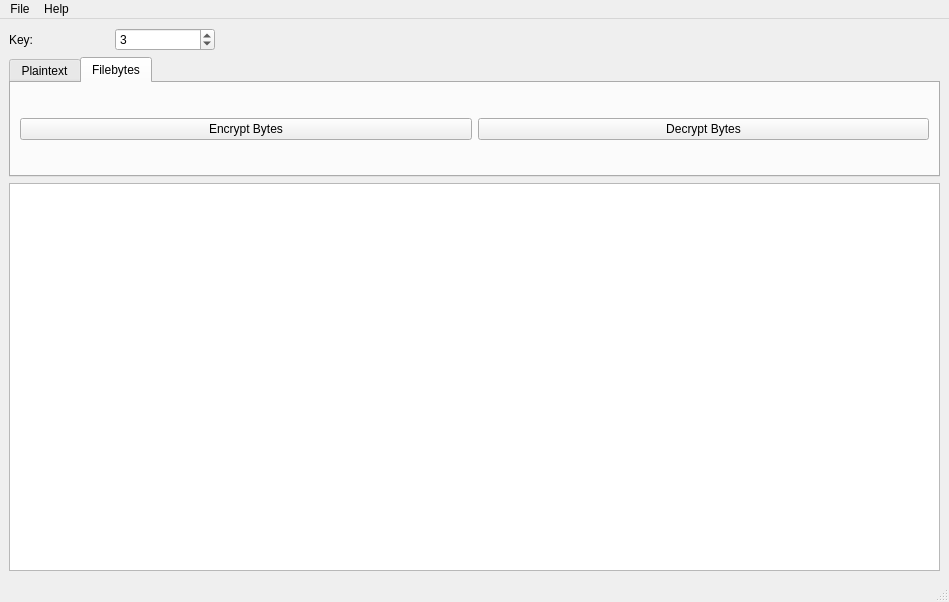
This is apps/forms/math_crypto.ui in petliukh/cryptography as Qt 5 draws it before an edit. The edited form follows.
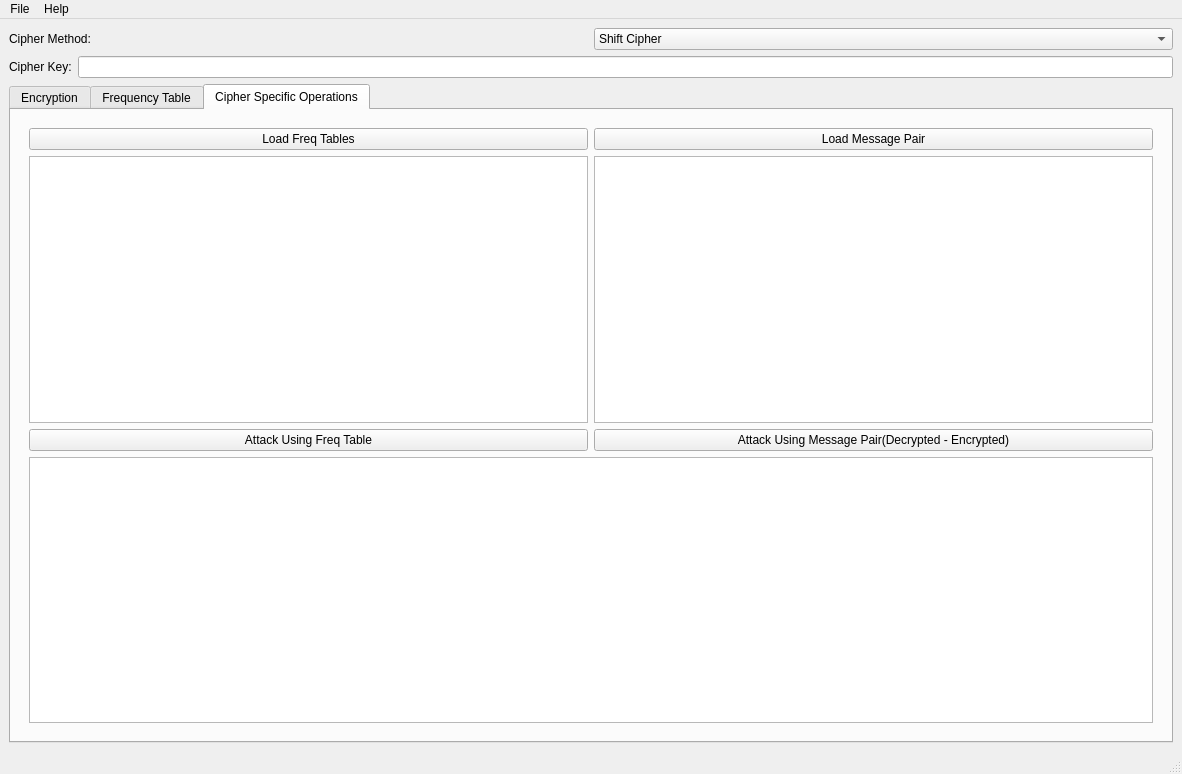
This is the edited form. The open tabs and pages were chosen to show the change.

Commit message: Refactor cipher class hierarchy design

The edit to the form file:
```diff
--- a/apps/forms/math_crypto.ui
+++ b/apps/forms/math_crypto.ui
@@ -6,8 +6,8 @@
    <rect>
     <x>0</x>
     <y>0</y>
-    <width>949</width>
-    <height>602</height>
+    <width>1182</width>
+    <height>774</height>
    </rect>
   </property>
   <property name="maximumSize">
@@ -17,182 +17,239 @@
    </size>
   </property>
   <property name="windowTitle">
-   <string>Shift Cipher</string>
+   <string>Math Cryptography</string>
   </property>
   <widget class="QWidget" name="centralwidget">
-   <layout class="QVBoxLayout" name="verticalLayout">
-    <item>
-     <layout class="QHBoxLayout" name="key_hlayout" stretch="0,0,0">
-      <property name="spacing">
-       <number>6</number>
-      </property>
-      <property name="sizeConstraint">
-       <enum>QLayout::SetDefaultConstraint</enum>
-      </property>
+   <layout class="QGridLayout" name="gridLayout_3">
+    <item row="0" column="0">
+     <layout class="QHBoxLayout" name="horizontalLayout_4">
       <item>
-       <widget class="QLabel" name="key_label">
-        <property name="minimumSize">
-         <size>
-          <width>100</width>
-          <height>0</height>
-         </size>
-        </property>
-        <property name="maximumSize">
-         <size>
-          <width>200</width>
-          <height>16777215</height>
-         </size>
-        </property>
-        <property name="baseSize">
-         <size>
-          <width>0</width>
-          <height>0</height>
-         </size>
-        </property>
+       <widget class="QLabel" name="cipher_lbl">
         <property name="text">
-         <string>Key:</string>
+         <string>Cipher Method:</string>
         </property>
-        <property name="alignment">
-         <set>Qt::AlignLeading|Qt::AlignLeft|Qt::AlignVCenter</set>
-        </property>
-        <property name="indent">
-         <number>0</number>
-        </property>
        </widget>
       </item>
       <item>
-       <widget class="QSpinBox" name="key_spinbox">
-        <property name="minimumSize">
-         <size>
-          <width>100</width>
-          <height>0</height>
-         </size>
-        </property>
-        <property name="maximumSize">
-         <size>
-          <width>200</width>
-          <height>16777215</height>
-         </size>
-        </property>
-        <property name="value">
-         <number>3</number>
-        </property>
+       <widget class="QComboBox" name="cipher_cbox">
+        <item>
+         <property name="text">
+          <string>Shift Cipher</string>
+         </property>
+        </item>
+        <item>
+         <property name="text">
+          <string>Tritemius Cipher</string>
+         </property>
+        </item>
        </widget>
       </item>
+     </layout>
+    </item>
+    <item row="1" column="0">
+     <layout class="QHBoxLayout" name="horizontalLayout_3">
       <item>
-       <spacer name="key_hspacer">
-        <property name="orientation">
-         <enum>Qt::Horizontal</enum>
+       <widget class="QLabel" name="key_lbl">
+        <property name="sizePolicy">
+         <sizepolicy hsizetype="Preferred" vsizetype="Preferred">
+          <horstretch>0</horstretch>
+          <verstretch>0</verstretch>
+         </sizepolicy>
         </property>
-        <property name="sizeHint" stdset="0">
-         <size>
-          <width>40</width>
-          <height>20</height>
-         </size>
+        <property name="text">
+         <string>Cipher Key:</string>
         </property>
-       </spacer>
+       </widget>
       </item>
+      <item>
+       <widget class="QLineEdit" name="key_ln_edit"/>
+      </item>
      </layout>
     </item>
-    <item>
-     <widget class="QTabWidget" name="tab_widget">
-      <property name="maximumSize">
-       <size>
-        <width>16777215</width>
-        <height>120</height>
-       </size>
-      </property>
+    <item row="2" column="0">
+     <widget class="QTabWidget" name="encryption_tabs">
       <property name="currentIndex">
        <number>0</number>
       </property>
-      <widget class="QWidget" name="plaintext_tab">
+      <widget class="QWidget" name="encrypt_tab">
        <attribute name="title">
-        <string>Plaintext</string>
+        <string>Encryption</string>
        </attribute>
-       <layout class="QHBoxLayout" name="horizontalLayout">
-        <item>
-         <widget class="QLabel" name="lang_label">
-          <property name="text">
-           <string>Language:</string>
-          </property>
-          <property name="alignment">
-           <set>Qt::AlignCenter</set>
-          </property>
-         </widget>
+       <layout class="QGridLayout" name="gridLayout">
+        <item row="0" column="0">
+         <layout class="QHBoxLayout" name="horizontalLayout_2">
+          <item>
+           <widget class="QPushButton" name="encrypt_btn">
+            <property name="text">
+             <string>Encrypt</string>
+            </property>
+           </widget>
+          </item>
+          <item>
+           <widget class="QPushButton" name="decrypt_btn">
+            <property name="text">
+             <string>Decrypt</string>
+            </property>
+           </widget>
+          </item>
+          <item>
+           <widget class="QCheckBox" name="bytes_cbox">
+            <property name="text">
+             <string>Raw Bytes</string>
+            </property>
+           </widget>
+          </item>
+          <item>
+           <widget class="QLabel" name="label">
+            <property name="text">
+             <string>Language:</string>
+            </property>
+           </widget>
+          </item>
+          <item>
+           <widget class="QComboBox" name="lang_cbox">
+            <item>
+             <property name="text">
+              <string>EN</string>
+             </property>
+            </item>
+            <item>
+             <property name="text">
+              <string>UKR</string>
+             </property>
+            </item>
+           </widget>
+          </item>
+         </layout>
         </item>
-        <item>
-         <widget class="QComboBox" name="lang_cbox">
+        <item row="1" column="0">
+         <layout class="QHBoxLayout" name="horizontalLayout">
           <item>
-           <property name="text">
-            <string>EN</string>
-           </property>
+           <widget class="QPlainTextEdit" name="initial_txt_edit"/>
           </item>
           <item>
+           <widget class="QPlainTextEdit" name="encrypted_txt_edit"/>
+          </item>
+         </layout>
+        </item>
+       </layout>
+      </widget>
+      <widget class="QWidget" name="freq_table_tab">
+       <attribute name="title">
+        <string>Frequency Table</string>
+       </attribute>
+       <layout class="QGridLayout" name="gridLayout_2">
+        <item row="0" column="0">
+         <widget class="QTableWidget" name="freq_table_widget">
+          <column>
            <property name="text">
-            <string>UKR</string>
+            <string>Character</string>
            </property>
-          </item>
+          </column>
+          <column>
+           <property name="text">
+            <string>Frequency</string>
+           </property>
+          </column>
          </widget>
         </item>
-        <item>
-         <widget class="QPushButton" name="encrypt_btn">
-          <property name="text">
-           <string>Encrypt</string>
-          </property>
-         </widget>
-        </item>
-        <item>
-         <widget class="QPushButton" name="decrypt_btn">
-          <property name="toolTip">
-           <string/>
-          </property>
-          <property name="text">
-           <string>Decrypt</string>
-          </property>
-         </widget>
-        </item>
-        <item>
-         <widget class="QPushButton" name="bruteforce_btn">
-          <property name="text">
-           <string>Brute Force</string>
-          </property>
-         </widget>
-        </item>
-        <item>
-         <widget class="QPushButton" name="print_freq">
-          <property name="text">
-           <string>Print Frequency Table</string>
-          </property>
-         </widget>
-        </item>
        </layout>
       </widget>
-      <widget class="QWidget" name="filebytes_tab">
+      <widget class="QWidget" name="cipher_spec_ops_tab">
        <attribute name="title">
-        <string>Filebytes</string>
+        <string>Cipher Specific Operations</string>
        </attribute>
-       <layout class="QHBoxLayout" name="horizontalLayout_2">
-        <item>
-         <widget class="QPushButton" name="ecnrypt_fbytes_btn">
-          <property name="text">
-           <string>Encrypt Bytes</string>
+       <layout class="QGridLayout" name="gridLayout_6">
+        <item row="0" column="0">
+         <widget class="QStackedWidget" name="cipher_specific_ops_stacked_widget">
+          <property name="currentIndex">
+           <number>0</number>
           </property>
-         </widget>
-        </item>
-        <item>
-         <widget class="QPushButton" name="decrypt_fbytes_btn">
-          <property name="text">
-           <string>Decrypt Bytes</string>
-          </property>
+          <widget class="QWidget" name="ceasar_page">
+           <layout class="QGridLayout" name="gridLayout_4">
+            <item row="0" column="0">
+             <widget class="QPushButton" name="brute_force_btn">
+              <property name="text">
+               <string>Brute Force</string>
+              </property>
+             </widget>
+            </item>
+            <item row="1" column="0">
+             <widget class="QTextEdit" name="brute_force_txt_edit"/>
+            </item>
+           </layout>
+          </widget>
+          <widget class="QWidget" name="tritemius_page">
+           <layout class="QGridLayout" name="gridLayout_5">
+            <item row="0" column="0">
+             <layout class="QVBoxLayout" name="verticalLayout_4">
+              <item>
+               <layout class="QHBoxLayout" name="horizontalLayout_6">
+                <item>
+                 <layout class="QVBoxLayout" name="verticalLayout_2">
+                  <item>
+                   <widget class="QPushButton" name="load_freq_tables_btn">
+                    <property name="text">
+                     <string>Load Freq Tables</string>
+                    </property>
+                   </widget>
+                  </item>
+                  <item>
+                   <widget class="QTableWidget" name="loaded_freq_table"/>
+                  </item>
+                 </layout>
+                </item>
+                <item>
+                 <layout class="QVBoxLayout" name="verticalLayout">
+                  <item>
+                   <widget class="QPushButton" name="load_msg_pair">
+                    <property name="text">
+                     <string>Load Message Pair</string>
+                    </property>
+                   </widget>
+                  </item>
+                  <item>
+                   <widget class="QTextEdit" name="loaded_msg_pair_txt_edit"/>
+                  </item>
+                 </layout>
+                </item>
+               </layout>
+              </item>
+              <item>
+               <layout class="QVBoxLayout" name="verticalLayout_3">
+                <item>
+                 <layout class="QHBoxLayout" name="horizontalLayout_5">
+                  <item>
+                   <widget class="QPushButton" name="freq_table_attack_btn">
+                    <property name="text">
+                     <string>Attack Using Freq Table</string>
+                    </property>
+                   </widget>
+                  </item>
+                  <item>
+                   <widget class="QPushButton" name="msg_pair_attack_btn">
+                    <property name="text">
+                     <string>Attack Using Message Pair(Decrypted - Encrypted)</string>
+                    </property>
+                   </widget>
+                  </item>
+                 </layout>
+                </item>
+                <item>
+                 <widget class="QTextEdit" name="broken_msg_txt_edit"/>
+                </item>
+               </layout>
+              </item>
+             </layout>
+            </item>
+           </layout>
+          </widget>
          </widget>
         </item>
        </layout>
       </widget>
      </widget>
     </item>
-    <item>
-     <widget class="QPlainTextEdit" name="ptext_text_edit_t1"/>
-    </item>
    </layout>
   </widget>
   <widget class="QStatusBar" name="statusbar"/>
@@ -201,7 +258,7 @@
     <rect>
      <x>0</x>
      <y>0</y>
-     <width>949</width>
+     <width>1182</width>
      <height>24</height>
     </rect>
    </property>
```
The commit also changes 9 other files.
